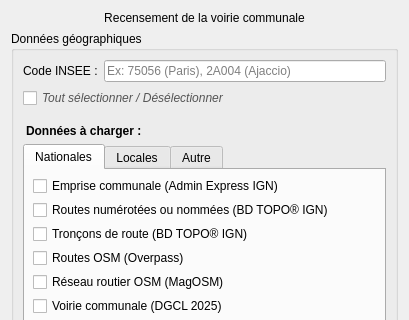
Old version of the form chemins_ruraux_dialog_base.ui in the repository Cliath/chemins_ruraux; both pictures show x 0 to 409 and y 0 to 320 of the 409 by 719 pixel window.
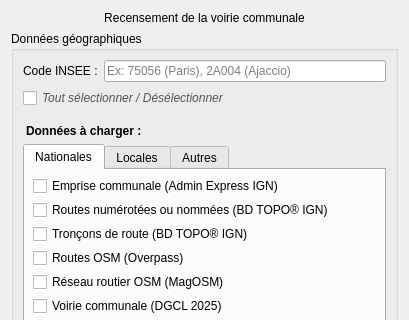
New version of the form.

Commit message: fix: renommer onglet 'Autre' en 'Autres' dans Donnees a charger

Patch:
```diff
--- a/chemins_ruraux_dialog_base.ui
+++ b/chemins_ruraux_dialog_base.ui
@@ -209,7 +209,7 @@
         <!-- Onglet Autre -->
         <widget class="QWidget" name="tabDonneesAutre">
          <attribute name="title">
-          <string>Autre</string>
+          <string>Autres</string>
          </attribute>
          <layout class="QVBoxLayout" name="layoutDonneesAutre">
           <property name="leftMargin"><number>8</number></property>
```
Left out of the diff: 2 changed lines with no effect on the pictures. The commit also changes 1 other file.
